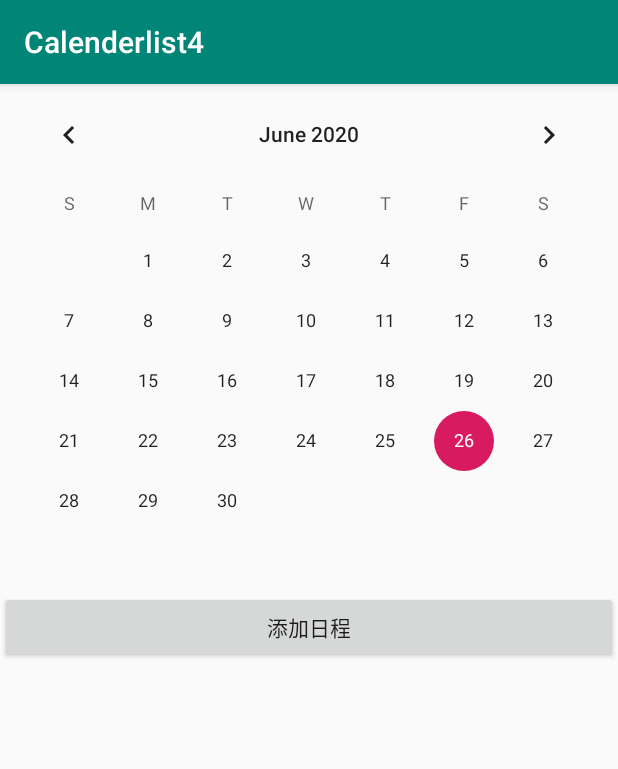
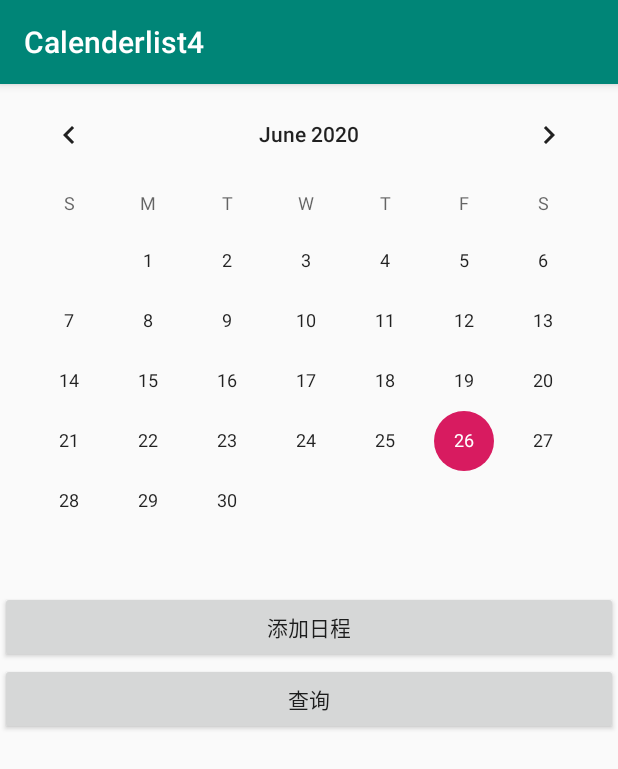
Before and after one commit to LQZ-blue/Calenderlist5, an Android app: the screen it shows after launch (MainActivity), on a phone screen of 412 x 824 dp. Shown: the top 769 px of the screen. Run offline under Robolectric (Android 15) with nearby library versions, the phone set to English and light mode, and no system bars.

Commit message:
新添加的盆友间查看日程功能

```diff
--- a/Calenderlist4/app/src/main/java/com/example/calenderlist4/MainActivity.java
+++ b/Calenderlist4/app/src/main/java/com/example/calenderlist4/MainActivity.java
@@ -22,7 +22,7 @@ public class MainActivity extends AppCompatActivity implements View.OnClickListe
     private CalendarView calendarView;
     private EditText scheduleInput;
     private Context context;
-    private Button addSchedule,checkAdd;
+    private Button addSchedule,checkAdd,lookfor;
     private String dateToday;//用于记录今天的日期
     private MySQLiteOpenHelper mySQLiteOpenHelper;
     private SQLiteDatabase myDatabase;
@@ -54,6 +54,9 @@ public class MainActivity extends AppCompatActivity implements View.OnClickListe
         addSchedule.setOnClickListener(this);       //添加日程
         checkAdd = findViewById(R.id.checkAdd);
         checkAdd.setOnClickListener(this);      //确认添加日程
+        lookfor = findViewById(R.id.look);
+        lookfor.setOnClickListener(this);       //查询信息，不可操作
+
 
         calendarView = findViewById(R.id.calendar);
         scheduleInput = findViewById(R.id.scheduleDetailInput);
@@ -121,6 +124,8 @@ public class MainActivity extends AppCompatActivity implements View.OnClickListe
             case R.id.schedule1:case R.id.schedule2:case R.id.schedule3:case R.id.schedule4:case R.id.schedule5:
                 editSchedule(v);        //修改事件，计划修改成备忘录
                 break;
+            case R.id.look:     //查询别人的事件
+                enterDetail();
         }
     }
 
@@ -128,10 +133,8 @@ public class MainActivity extends AppCompatActivity implements View.OnClickListe
         Intent intent = new Intent(MainActivity.this, EditScheduleActivity2.class);
         String sch = ((TextView) v).getText().toString().split("：")[1];
         Cursor cursor = myDatabase.query("schedules", new String[]{"events"},"scheduleDetail="+"'"+sch+"'",null,null,null,null);
-        //System.out.println("瓜瓜哥哥哥哥");
         if(cursor.moveToFirst()) {
             String aScheduleDetail2 = cursor.getString(cursor.getColumnIndex("events"));
-            System.out.println("这就是传说中的备忘录"+aScheduleDetail2);
             intent.putExtra("events",aScheduleDetail2);
         }
         intent.putExtra("schedule",sch);
@@ -155,4 +158,10 @@ public class MainActivity extends AppCompatActivity implements View.OnClickListe
         scheduleInput.setVisibility(View.VISIBLE);
         checkAdd.setVisibility(View.VISIBLE);
     }
+
+    private void enterDetail(){
+        Intent intent = new Intent(MainActivity.this, DetailActivity.class);
+        intent.putExtra("date",dateToday);
+        startActivity(intent);
+    }
 }
--- a/Calenderlist4/app/src/main/java/com/example/calenderlist4/MySQLiteOpenHelper.java
+++ b/Calenderlist4/app/src/main/java/com/example/calenderlist4/MySQLiteOpenHelper.java
@@ -1,4 +1,35 @@
 package com.example.calenderlist4;
 
-public class MySQLiteOpenHelper {
+import android.content.Context;
+import android.database.sqlite.SQLiteDatabase;
+import android.database.sqlite.SQLiteOpenHelper;
+
+public class MySQLiteOpenHelper extends SQLiteOpenHelper {
+    private static final String db_name = "MySchedule";//自定义的数据库名；
+    private static final int version = 1;//版本号
+
+    public MySQLiteOpenHelper(Context context) {
+        super(context, db_name, null, version);
+    }
+
+    // 该方法会自动调用，首先系统会检查该程序中是否存在数据库名为‘MySchedule’的数据库
+    // 如果存在则不会执行该方法，如果不存在则会执行该方法。
+    @Override
+    public void onCreate(SQLiteDatabase db) {
+        String  sql ="create table schedules(" +
+                "id Integer primary key autoincrement," +     //id自增,只支持integer不支持int
+                "scheduleDetail varchar(50)," +
+                "time varchar(30)," +
+                "events varchar(500)"+     //备忘录内容
+                ")";
+        db.execSQL(sql);
+    }
+
+    //数据库版本更新时执行该方法,如果表已存在则先删除再调用onCreate重新创建
+    @Override
+    public void onUpgrade(SQLiteDatabase db, int oldVersion, int newVersion) {
+        db.execSQL("drop table if exists schedules");
+        onCreate(db);
+    }
+
 }
--- a/Calenderlist4/app/src/main/res/layout/activity_main.xml
+++ b/Calenderlist4/app/src/main/res/layout/activity_main.xml
@@ -18,7 +18,7 @@
 
         <ScrollView
             android:layout_width="match_parent"
-            android:layout_height="match_parent">
+            android:layout_height="336dp">
 
             <LinearLayout
                 android:layout_width="match_parent"
@@ -49,6 +49,12 @@
                         android:layout_height="wrap_content"
                         android:text="确认添加"
                         android:visibility="gone" />
+
+                    <Button
+                        android:id="@+id/look"
+                        android:layout_width="match_parent"
+                        android:layout_height="wrap_content"
+                        android:text="查询" />
 
                 </LinearLayout>
 
```
Also changed, not shown: Calenderlist4/app/src/main/java/com/example/calenderlist4/DetailActivity.java (added, +57 -0 lines), Calenderlist4/app/src/main/res/layout/activity_detail.xml (added, +59 -0 lines).
